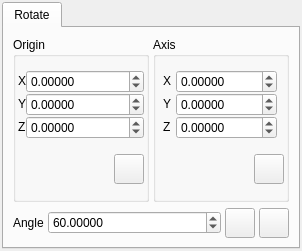
Above: branches/regui/src/gui/transform.ui from trisyoungs/aten before the change. Below: the same form after it.
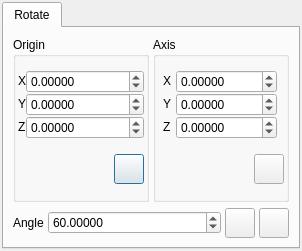
That is the form after the change. Icons and pictures are not drawn.

```diff
--- a/branches/regui/src/gui/transform.ui
+++ b/branches/regui/src/gui/transform.ui
@@ -1,6 +1,6 @@
 <ui version="4.0" >
- <class>TransformWidget</class>
- <widget class="QWidget" name="TransformWidget" >
+ <class>TransformDialog</class>
+ <widget class="QDialog" name="TransformDialog" >
   <property name="geometry" >
    <rect>
     <x>0</x>
```
